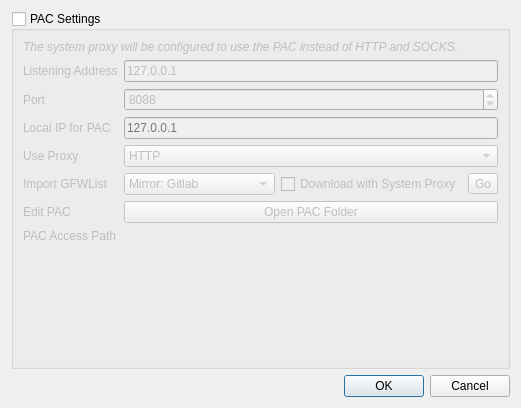
Qt form ui/QvPACPluginSettingsWidget.ui (mcutools/QvPlugin-PAC) before a commit.
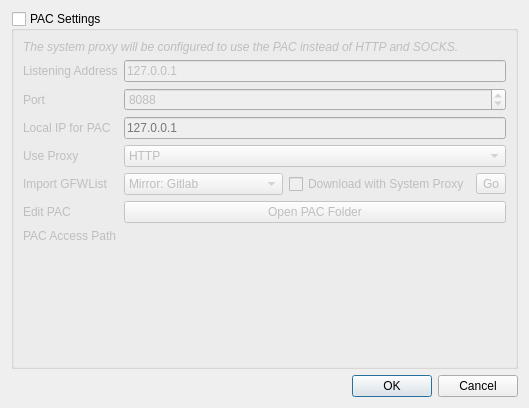
The same form after that commit.

Patch:
```diff
--- a/ui/QvPACPluginSettingsWidget.ui
+++ b/ui/QvPACPluginSettingsWidget.ui
@@ -6,7 +6,7 @@
    <rect>
     <x>0</x>
     <y>0</y>
-    <width>521</width>
+    <width>529</width>
     <height>408</height>
    </rect>
   </property>
```
Left out of the diff: 2 changed lines with no effect on the pictures.
